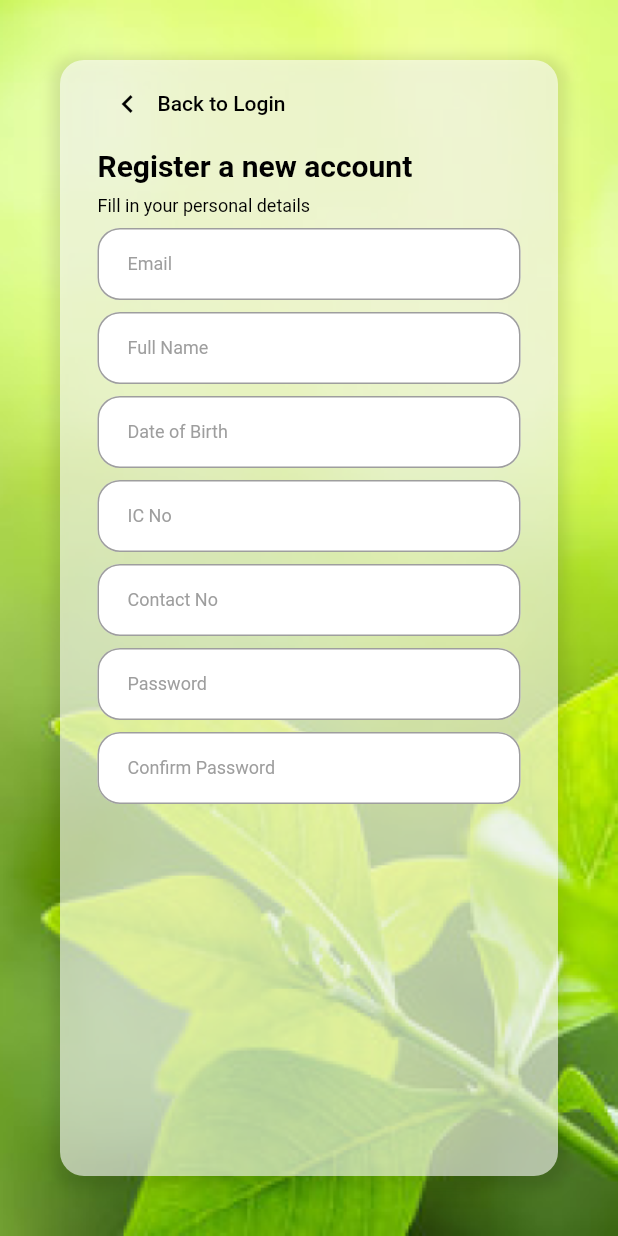
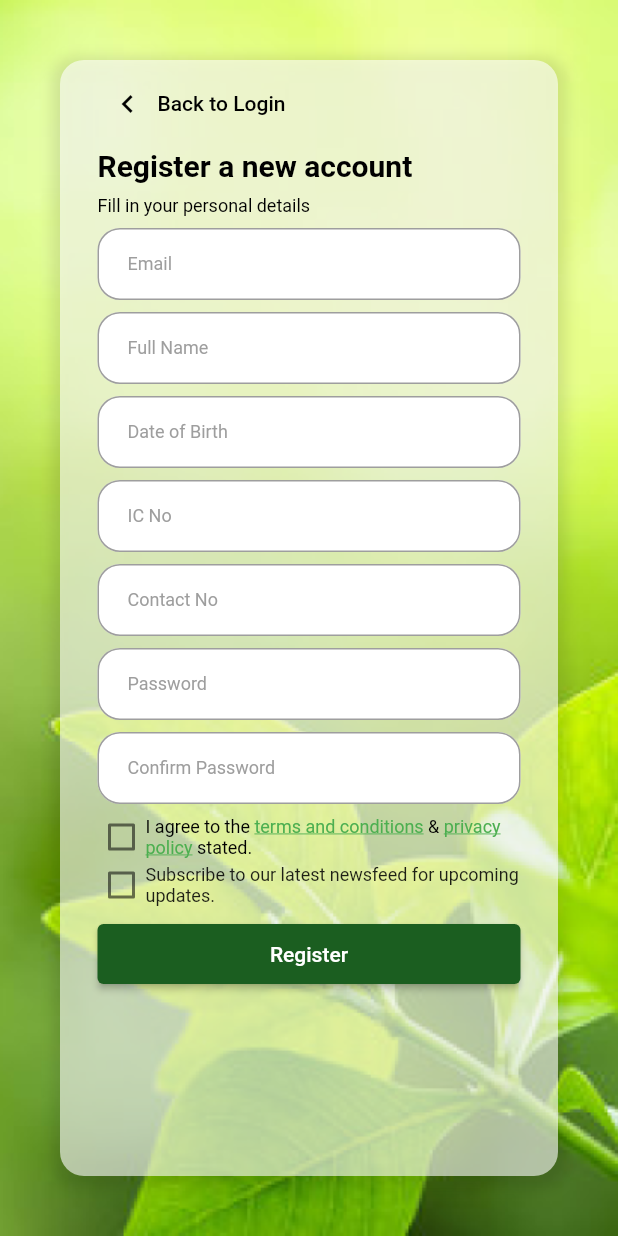
Before and after one commit to Endairion/6002CEM_Group13, a Flutter app: the Register screen opened directly, on a phone screen of 412 x 824 dp. Run offline on Flutter 3.47's test engine with Material 2 defaults, Android fonts, the phone set to English and light mode, and no system bars; our stand-ins replace flutter_native_splash; network calls fail; statements that could not run were skipped.

Commit message:
Finishing the UI of Register Page (No Logic)

```diff
--- a/lib/Register.dart
+++ b/lib/Register.dart
@@ -1,9 +1,18 @@
+import 'package:flutter/gestures.dart';
 import 'package:flutter/material.dart';
 import 'package:mobile_app_development_cw2/common/theme_helper.dart';
 
-class Register extends StatelessWidget {
+import 'NavigationMenu.dart';
+
+class Register extends StatefulWidget {
   const Register({Key? key}) : super(key: key);
 
+  @override
+  State<Register> createState() => _RegisterState();
+}
+
+class _RegisterState extends State<Register> {
+  bool? isChecked1 = false, isChecked2 = false;
   @override
   Widget build(BuildContext context) {
     final Size size = MediaQuery.of(context).size;
@@ -13,7 +22,7 @@ class Register extends StatelessWidget {
         child: Container(
           height: size.height,
           width: size.width,
-          decoration: BoxDecoration(
+          decoration: const BoxDecoration(
             image: DecorationImage(
               image: AssetImage('assets/login_background.png'),
               fit: BoxFit.cover,
@@ -31,7 +40,7 @@ class Register extends StatelessWidget {
                     color: Colors.black.withOpacity(0.1),
                     spreadRadius: 5,
                     blurRadius: 7,
-                    offset: Offset(0,3),
+                    offset: const Offset(0,3),
                   ),
                 ],
               ),
@@ -50,7 +59,7 @@ class Register extends StatelessWidget {
                     ),
                   ),
                   const SizedBox(height: 6),
-                  Text(
+                  const Text(
                     "Register a new account",
                     style: TextStyle(
                       color: Colors.black,
@@ -59,7 +68,7 @@ class Register extends StatelessWidget {
                     ),
                   ),
                   const SizedBox(height: 8),
-                  Text(
+                  const Text(
                     "Fill in your personal details",
                     style: TextStyle(
                       color: Colors.black,
@@ -78,7 +87,7 @@ class Register extends StatelessWidget {
                   ),
                   const SizedBox(height: 8),
                   TextField(
-                    decoration: ThemeHelper().textInputDecoration("Date of Birth", "Date of Birth (DD/MM/YYYY"),
+                    decoration: ThemeHelper().textInputDecoration("Date of Birth", "Date of Birth (DD/MM/YYYY)"),
                     cursorColor: Colors.lightGreen,
                   ),
                   const SizedBox(height: 8),
@@ -104,6 +113,104 @@ class Register extends StatelessWidget {
                     cursorColor: Colors.lightGreen,
                     obscureText: true,
                   ),
+                  const SizedBox(height: 6),
+                  Row(
+                    children: [
+                      Checkbox(
+                        value: isChecked1,
+                        onChanged: (value) {
+                          setState(() {
+                            isChecked1 = value;
+                          });
+                        },
+                        checkColor: Colors.black,
+                        activeColor: Colors.grey[400],
+                        materialTapTargetSize: MaterialTapTargetSize.shrinkWrap,
+                        visualDensity: VisualDensity.compact,
+                      ),
+                      Expanded(
+                        child: RichText(
+                          text: TextSpan(
+                            style: TextStyle(
+                              fontSize: 12.0,
+                              color: Colors.black,
+                            ),
+                            children: [
+                              TextSpan(
+                                text: 'I agree to the ',
+                              ),
+                              TextSpan(
+                                text: 'terms and conditions',
+                                style: TextStyle(
+                                  color: Colors.green,
+                                  decoration: TextDecoration.underline,
+                                ),
+                                recognizer: TapGestureRecognizer()
+                                  ..onTap = () {
+                                    // Navigate to terms and conditions page
+                                  },
+                              ),
+                              TextSpan(
+                                text: ' & ',
+                              ),
+                              TextSpan(
+                                text: 'privacy policy',
+                                style: TextStyle(
+                                  color: Colors.green,
+                                  decoration: TextDecoration.underline,
+                                ),
+                                recognizer: TapGestureRecognizer()
+                                  ..onTap = () {
+                                    // Navigate to privacy policy page
+                                  },
+                              ),
+                              TextSpan(
+                                text: ' stated.',
+                              ),
+                            ],
+                          ),
+                        )
+                      ),
+                    ],
+                  ),
+                  Row(
+                    children: [
+                      Checkbox(
+                        value: isChecked2,
+                        onChanged: (value) {
+                          setState(() {
+                            isChecked2 = value;
+                          });
+                        },
+                        checkColor: Colors.black,
+                        activeColor: Colors.grey[400],
+                        materialTapTargetSize: MaterialTapTargetSize.shrinkWrap,
+                        visualDensity: VisualDensity.compact,
+                      ),
+                      Expanded(
+                        child: Text(
+                          'Subscribe to our latest newsfeed for upcoming updates.',
+                          style: TextStyle(
+                            fontSize: 12,
+                          ),
+                        ),
+                      ),
+                    ],
+                  ),
+                  const SizedBox(height: 6),
+                  ElevatedButton(
+                    style: ElevatedButton.styleFrom(
+                        backgroundColor: Colors.green[900],
+                        minimumSize: Size(320, 40)
+                    ),
+                    onPressed: (){
+                      Navigator.push(
+                        context,
+                        MaterialPageRoute(builder: (context) => const NavigationMenu()),
+                      );
+                    },
+                    child: Text('Register'),
+                  ),
                 ],
               ),
             ),
```
